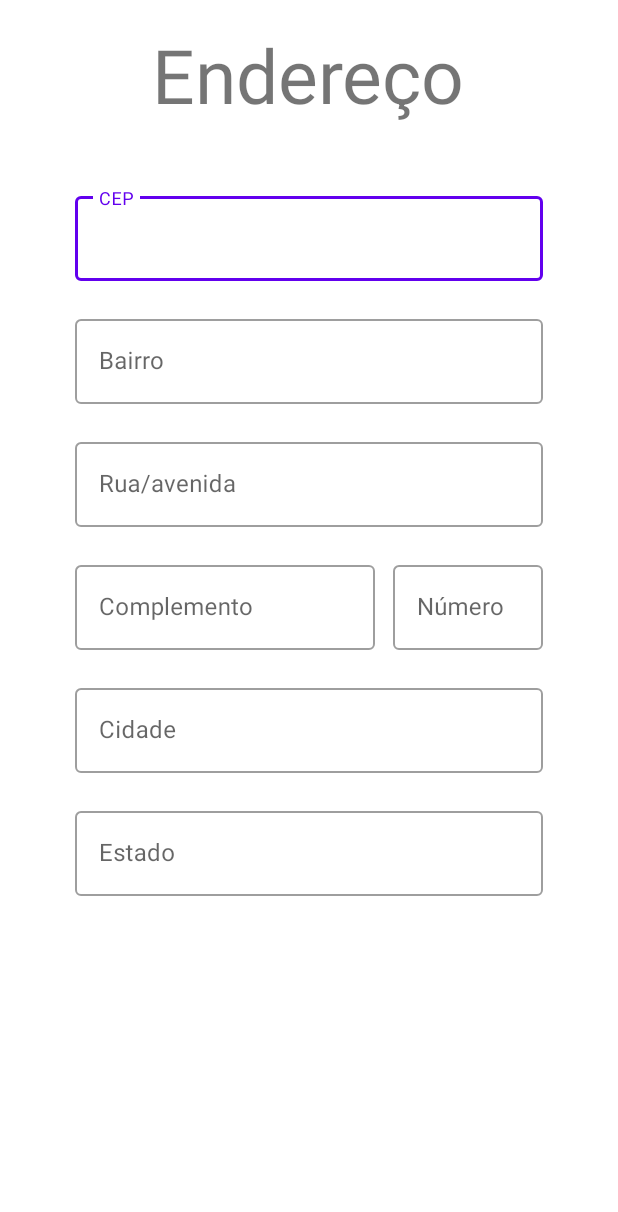
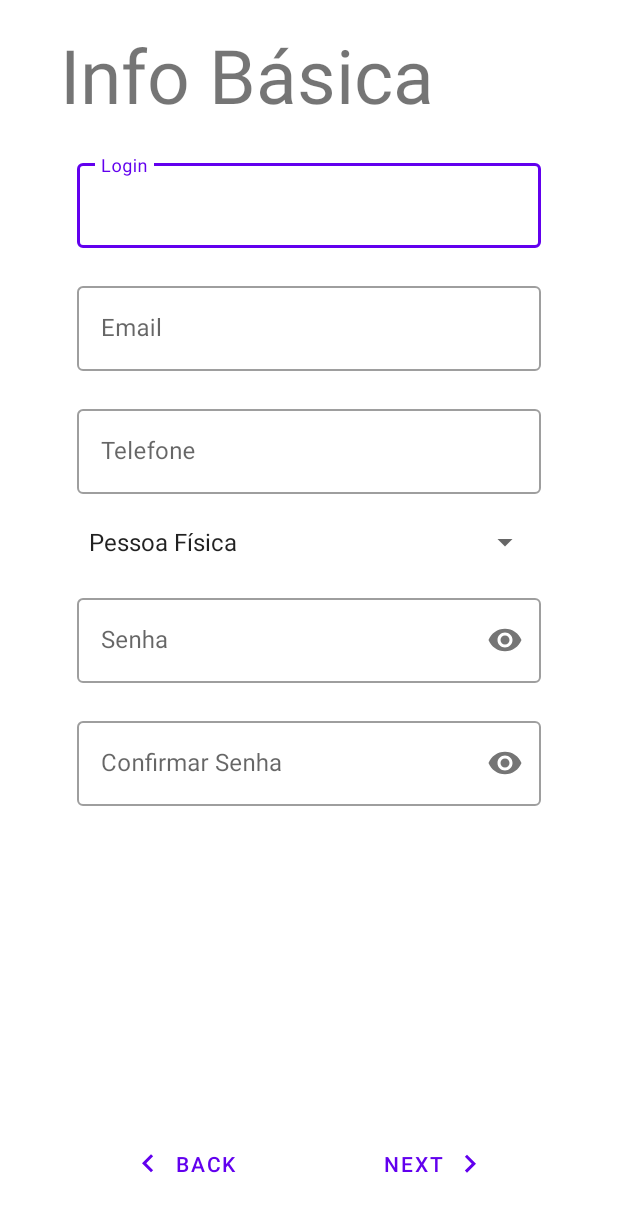
Before and after one commit to Guslucas/donationApp, an Android app: the screen it shows after launch (AddressCadastro before the commit, Cadastro after it), after a tap on "CRIE UMA GRATUITAMENTE.", on a phone screen of 412 x 824 dp. Shown: the top 1212 px of the screen. Run offline under Robolectric (Android 15) with nearby library versions, the phone set to English and light mode, and no system bars; our stand-ins replace Volley; 2 other taps on this screen came first.

Commit message:
Adicionado navegacao por fragmentos

```diff
--- a/app/build.gradle
+++ b/app/build.gradle
@@ -30,6 +30,7 @@ dependencies {
     implementation 'androidx.constraintlayout:constraintlayout:1.1.3'
     implementation 'androidx.navigation:navigation-fragment:2.2.2'
     implementation 'androidx.navigation:navigation-ui:2.2.2'
+    implementation 'androidx.legacy:legacy-support-v4:1.0.0'
     testImplementation 'junit:junit:4.12'
     androidTestImplementation 'androidx.test.ext:junit:1.1.1'
     androidTestImplementation 'androidx.test.espresso:espresso-core:3.2.0'
--- a/app/src/main/AndroidManifest.xml
+++ b/app/src/main/AndroidManifest.xml
@@ -17,7 +17,7 @@
         <activity android:name=".Cadastro" />
         <activity android:name=".Products" />
         <activity android:name=".BankInformation" />
-        <activity android:name=".AddressCadastro"></activity>
+        <activity android:name=".SignInAddressFragment"></activity>
         <activity
             android:name=".Campaigns"
             android:label="@string/title_activity_campaign"
--- a/app/src/main/java/br/com/faj/project/donationapp/Cadastro.java
+++ b/app/src/main/java/br/com/faj/project/donationapp/Cadastro.java
@@ -1,14 +1,119 @@
 package br.com.faj.project.donationapp;
 
+import android.content.Intent;
 import android.os.Bundle;
+import android.view.View;
+import android.widget.TextView;
 
 import androidx.annotation.Nullable;
 import androidx.appcompat.app.AppCompatActivity;
+import androidx.core.app.ActivityCompat;
+import androidx.fragment.app.Fragment;
+import androidx.fragment.app.FragmentManager;
+import androidx.fragment.app.FragmentTransaction;
+
+import java.util.ArrayList;
+import java.util.HashMap;
+import java.util.List;
+import java.util.Map;
+import java.util.TreeMap;
 
 public class Cadastro extends AppCompatActivity {
+
+    TextView titleTV;
+
+    List<String> titulos = new ArrayList<>();
+    List<Fragment> telas = new ArrayList<>();
+    DonatorType type;
+
+    int telaAtual = 0;
+
+
+
     @Override
     protected void onCreate(@Nullable Bundle savedInstanceState) {
         super.onCreate(savedInstanceState);
-        setContentView(R.layout.cadastro_basic_info);
+        setContentView(R.layout.cadastro);
+
+        SignInBasicInfoFragment basicInfo = new SignInBasicInfoFragment();
+        SignInPersonFragment person = new SignInPersonFragment();
+        SignInCompanyFragment company = new SignInCompanyFragment();
+        SignInAddressFragment address = new SignInAddressFragment();
+
+        titulos.add("Info Básica");
+        telas.add(basicInfo);
+        titulos.add("Pessoa");
+        telas.add(person);
+        titulos.add("Empresa");
+        telas.add(company);
+        titulos.add("Endereço");
+        telas.add(address);
+
+        titleTV = findViewById(R.id.titleTV);
+
+        titleTV.setText((String) titulos.get(telaAtual));
+
+        FragmentManager fm = getSupportFragmentManager();
+        FragmentTransaction ft = fm.beginTransaction();
+        ft.replace(R.id.frameLayout, telas.get(telaAtual));
+        ft.commit();
+
+    }
+
+    public void back(View view) {
+        int proximaTela = 0;
+        if (telaAtual == 0) {
+            finish();
+            return;
+        } else if (telaAtual == telas.size() - 1) {
+            if (type.equals(DonatorType.PERSON)) {
+                proximaTela = 1;
+            }else if (type.equals(DonatorType.COMPANY)) {
+                proximaTela = 2;
+            }
+        } else {
+            proximaTela = 0;
+        }
+
+        FragmentManager fm = getSupportFragmentManager();
+        FragmentTransaction ft = fm.beginTransaction();
+        ft.replace(R.id.frameLayout, telas.get(proximaTela));
+        ft.commit();
+        titleTV.setText(titulos.get(proximaTela));
+        telaAtual = proximaTela;
+    }
+
+    public void next(View view) {
+        int proximaTela = 0;
+        if (telaAtual == 0) {
+            SignInBasicInfoFragment basicInfo = (SignInBasicInfoFragment) telas.get(0);
+            type = basicInfo.getType();
+            if (type.equals(DonatorType.PERSON)) {
+                proximaTela = 1;
+            }else if (type.equals(DonatorType.COMPANY)) {
+                proximaTela = 2;
+            }
+        } else if (telaAtual == telas.size() - 1) {
+            goToCampaigns();
+            return;
+        } else {
+            proximaTela = 3;
+        }
+
+        FragmentManager fm = getSupportFragmentManager();
+        FragmentTransaction ft = fm.beginTransaction();
+        ft.replace(R.id.frameLayout, telas.get(proximaTela));
+        ft.commit();
+
+        titleTV.setText(titulos.get(proximaTela));
+        telaAtual = proximaTela;
+
+    }
+
+    private void goToCampaigns() {
+        Intent i = new Intent(this, Campaigns.class);
+        i.addFlags(Intent.FLAG_ACTIVITY_CLEAR_TOP);
+        startActivity(i);
+        ActivityCompat.finishAffinity(Cadastro.this);
     }
 }
--- /dev/null
+++ b/app/src/main/java/br/com/faj/project/donationapp/DonatorType.java
@@ -0,0 +1,5 @@
+package br.com.faj.project.donationapp;
+
+enum DonatorType {
+    PERSON, COMPANY
+}
--- a/app/src/main/java/br/com/faj/project/donationapp/Login.java
+++ b/app/src/main/java/br/com/faj/project/donationapp/Login.java
@@ -42,7 +42,7 @@ public class Login extends AppCompatActivity {
 
     public void signIn(View view) {
         //Intent i = new Intent(this, Cadastro.class);
-        Intent i = new Intent(this, AddressCadastro.class);
+        Intent i = new Intent(this, Cadastro.class);
         startActivity(i);
     }
 }
--- a/app/src/main/java/br/com/faj/project/donationapp/AddressCadastro.java
+++ b/app/src/main/java/br/com/faj/project/donationapp/SignInAddressFragment.java
@@ -1,12 +1,18 @@
 package br.com.faj.project.donationapp;
 
+import androidx.annotation.NonNull;
+import androidx.annotation.Nullable;
 import androidx.appcompat.app.AppCompatActivity;
+import androidx.fragment.app.Fragment;
 
+import android.animation.FloatArrayEvaluator;
 import android.os.Bundle;
 import android.text.Editable;
 import android.text.TextWatcher;
 import android.util.Log;
+import android.view.LayoutInflater;
 import android.view.View;
+import android.view.ViewGroup;
 import android.widget.EditText;
 
 import com.android.volley.Request;
@@ -22,7 +28,7 @@ import org.json.JSONTokener;
 import java.util.Timer;
 import java.util.TimerTask;
 
-public class AddressCadastro extends AppCompatActivity {
+public class SignInAddressFragment extends Fragment {
 
     EditText cepET;
     EditText cidadeET;
@@ -33,15 +39,20 @@ public class AddressCadastro extends AppCompatActivity {
     private Timer timer = new Timer();
     private final long DELAY = 500;
 
+    @Nullable
     @Override
-    protected void onCreate(Bundle savedInstanceState) {
-        super.onCreate(savedInstanceState);
-        setContentView(R.layout.cadastro_address);
+    public View onCreateView(@NonNull LayoutInflater inflater, @Nullable ViewGroup container, @Nullable Bundle savedInstanceState) {
+        return inflater.inflate(R.layout.cadastro_address, container, false);
+    }
 
-        requestQueue = Volley.newRequestQueue(this);
-        cepET = findViewById(R.id.cepEditText);
-        cidadeET = findViewById(R.id.cidadeEditText);
-        estadoET = findViewById(R.id.estadoEditText);
+    @Override
+    public void onViewCreated(@NonNull View view, @Nullable Bundle savedInstanceState) {
+        super.onViewCreated(view, savedInstanceState);
+
+        requestQueue = Volley.newRequestQueue(this.getContext());
+        cepET = view.findViewById(R.id.cepEditText);
+        cidadeET = view.findViewById(R.id.cidadeEditText);
+        estadoET = view.findViewById(R.id.estadoEditText);
 
         cepET.addTextChangedListener(new TextWatcher() {
             @Override
--- /dev/null
+++ b/app/src/main/java/br/com/faj/project/donationapp/SignInBasicInfoFragment.java
@@ -0,0 +1,36 @@
+package br.com.faj.project.donationapp;
+
+import android.os.Bundle;
+import android.view.LayoutInflater;
+import android.view.View;
+import android.view.ViewGroup;
+import android.widget.Spinner;
+
+import androidx.annotation.NonNull;
+import androidx.annotation.Nullable;
+import androidx.fragment.app.Fragment;
+
+
+public class SignInBasicInfoFragment extends Fragment {
+
+    Spinner typeSpinner;
+
+    @Nullable
+    @Override
+    public View onCreateView(@NonNull LayoutInflater inflater, @Nullable ViewGroup container, @Nullable Bundle savedInstanceState) {
+        return inflater.inflate(R.layout.cadastro_basic_info, container, false);
+    }
+
+    @Override
+    public void onViewCreated(@NonNull View view, @Nullable Bundle savedInstanceState) {
+        super.onViewCreated(view, savedInstanceState);
+        typeSpinner = view.findViewById(R.id.spinnerJuridicaFisica);
+    }
+
+    public DonatorType getType() {
+        if (typeSpinner.getSelectedItemPosition() == 0) {
+            return DonatorType.PERSON;
+        }
+        return DonatorType.COMPANY;
+    }
+}
--- /dev/null
+++ b/app/src/main/java/br/com/faj/project/donationapp/SignInCompanyFragment.java
@@ -0,0 +1,25 @@
+package br.com.faj.project.donationapp;
+
+import android.os.Bundle;
+import android.view.LayoutInflater;
+import android.view.View;
+import android.view.ViewGroup;
+
+import androidx.annotation.NonNull;
+import androidx.annotation.Nullable;
+import androidx.fragment.app.Fragment;
+
+
+public class SignInCompanyFragment extends Fragment {
+
+    @Nullable
+    @Override
+    public View onCreateView(@NonNull LayoutInflater inflater, @Nullable ViewGroup container, @Nullable Bundle savedInstanceState) {
+        return inflater.inflate(R.layout.cadastro_company, container, false);
+    }
+
+    @Override
+    public void onViewCreated(@NonNull View view, @Nullable Bundle savedInstanceState) {
+        super.onViewCreated(view, savedInstanceState);
+    }
+}
--- /dev/null
+++ b/app/src/main/java/br/com/faj/project/donationapp/SignInPersonFragment.java
@@ -0,0 +1,25 @@
+package br.com.faj.project.donationapp;
+
+import android.os.Bundle;
+import android.view.LayoutInflater;
+import android.view.View;
+import android.view.ViewGroup;
+
+import androidx.annotation.NonNull;
+import androidx.annotation.Nullable;
+import androidx.fragment.app.Fragment;
+
+
+public class SignInPersonFragment extends Fragment {
+
+    @Nullable
+    @Override
+    public View onCreateView(@NonNull LayoutInflater inflater, @Nullable ViewGroup container, @Nullable Bundle savedInstanceState) {
+        return inflater.inflate(R.layout.cadastro_person, container, false);
+    }
+
+    @Override
+    public void onViewCreated(@NonNull View view, @Nullable Bundle savedInstanceState) {
+        super.onViewCreated(view, savedInstanceState);
+    }
+}
--- /dev/null
+++ b/app/src/main/res/drawable/arrow_left_black_24dp.xml
@@ -0,0 +1,9 @@
+<vector xmlns:android="http://schemas.android.com/apk/res/android"
+        android:width="24dp"
+        android:height="24dp"
+        android:viewportWidth="24.0"
+        android:viewportHeight="24.0">
+    <path
+        android:fillColor="#FF000000"
+        android:pathData="M15.41,16.09l-4.58,-4.59 4.58,-4.59L14,5.5l-6,6 6,6z"/>
+</vector>
--- /dev/null
+++ b/app/src/main/res/drawable/arrow_right_black_24dp.xml
@@ -0,0 +1,9 @@
+<vector xmlns:android="http://schemas.android.com/apk/res/android"
+        android:width="24dp"
+        android:height="24dp"
+        android:viewportWidth="24.0"
+        android:viewportHeight="24.0">
+    <path
+        android:fillColor="#FF000000"
+        android:pathData="M8.59,16.34l4.58,-4.59 -4.58,-4.59L10,5.75l6,6 -6,6z"/>
+</vector>
--- /dev/null
+++ b/app/src/main/res/drawable/ripple_effect.xml
@@ -0,0 +1,4 @@
+<?xml version="1.0" encoding="utf-8"?>
+<selector xmlns:android="http://schemas.android.com/apk/res/android">
+
+</selector>
--- /dev/null
+++ b/app/src/main/res/layout/cadastro.xml
@@ -0,0 +1,58 @@
+<?xml version="1.0" encoding="utf-8"?>
+<androidx.constraintlayout.widget.ConstraintLayout xmlns:android="http://schemas.android.com/apk/res/android"
+    xmlns:app="http://schemas.android.com/apk/res-auto"
+    xmlns:tools="http://schemas.android.com/tools"
+    android:layout_width="match_parent"
+    android:layout_height="match_parent">
+
+    <TextView
+        android:id="@+id/titleTV"
+        android:layout_width="wrap_content"
+        android:layout_height="wrap_content"
+        android:layout_marginStart="40dp"
+        android:layout_marginTop="16dp"
+        android:text="@string/cadastro"
+        android:textSize="50sp"
+        app:layout_constraintStart_toStartOf="parent"
+        app:layout_constraintTop_toTopOf="parent" />
+
+    <Button
+        android:id="@+id/backBtn"
+        style="@style/Widget.MaterialComponents.Button.TextButton"
+        android:layout_width="wrap_content"
+        android:layout_height="wrap_content"
+        android:layout_marginBottom="24dp"
+        android:onClick="back"
+        android:text="Back"
+        app:icon="@drawable/arrow_left_black_24dp"
+        app:layout_constraintBottom_toBottomOf="parent"
+        app:layout_constraintEnd_toStartOf="@+id/nextBtn"
+        app:layout_constraintHorizontal_bias="0.5"
+        app:layout_constraintStart_toStartOf="parent" />
+
+    <Button
+        android:id="@+id/nextBtn"
+        style="@style/Widget.MaterialComponents.Button.TextButton"
+        android:layout_width="wrap_content"
+        android:layout_height="wrap_content"
+        android:layout_marginBottom="24dp"
+        android:onClick="next"
+        android:text="Next"
+        app:icon="@drawable/arrow_right_black_24dp"
+        app:iconGravity="end"
+        app:layout_constraintBottom_toBottomOf="parent"
+        app:layout_constraintEnd_toEndOf="parent"
+        app:layout_constraintHorizontal_bias="0.5"
+        app:layout_constraintStart_toEndOf="@+id/backBtn" />
+
+    <FrameLayout
+        android:id="@+id/frameLayout"
+        android:layout_width="409dp"
+        android:layout_height="0dp"
+        android:layout_marginTop="20dp"
+        android:layout_marginBottom="20dp"
+        app:layout_constraintBottom_toTopOf="@+id/backBtn"
+        app:layout_constraintEnd_toEndOf="parent"
+        app:layout_constraintStart_toStartOf="parent"
+        app:layout_constraintTop_toBottomOf="@+id/titleTV" />
+</androidx.constraintlayout.widget.ConstraintLayout>
--- a/app/src/main/res/layout/cadastro_address.xml
+++ b/app/src/main/res/layout/cadastro_address.xml
@@ -3,20 +3,8 @@
     xmlns:app="http://schemas.android.com/apk/res-auto"
     xmlns:tools="http://schemas.android.com/tools"
     android:layout_width="match_parent"
-    android:layout_height="match_parent"
+    android:layout_height="wrap_content"
     tools:context=".Login">
-
-    <TextView
-        android:id="@+id/textView4"
-        android:layout_width="wrap_content"
-        android:layout_height="wrap_content"
-        android:layout_marginTop="16dp"
-        android:text="@string/endereco"
-        android:textSize="50sp"
-        app:layout_constraintEnd_toEndOf="parent"
-        app:layout_constraintHorizontal_bias="0.497"
-        app:layout_constraintStart_toStartOf="parent"
-        app:layout_constraintTop_toTopOf="parent" />
 
     <com.google.android.material.textfield.TextInputLayout
         android:id="@+id/cepInputLayout"
@@ -24,7 +12,6 @@
         android:layout_width="0dp"
         android:layout_height="wrap_content"
         android:layout_marginStart="50dp"
-        android:layout_marginTop="125dp"
         android:layout_marginEnd="50dp"
         android:hint="@string/cep"
         app:layout_constraintEnd_toEndOf="parent"
@@ -153,6 +140,7 @@
         </com.google.android.material.textfield.TextInputEditText>
 
     </com.google.android.material.textfield.TextInputLayout>
+
     <com.google.android.material.textfield.TextInputLayout
         android:id="@+id/estadoInputLayout"
         style="@style/Widget.MaterialComponents.TextInputLayout.OutlinedBox"
@@ -177,6 +165,4 @@
     </com.google.android.material.textfield.TextInputLayout>
 
 
-
-
 </androidx.constraintlayout.widget.ConstraintLayout>
--- a/app/src/main/res/values/strings.xml
+++ b/app/src/main/res/values/strings.xml
@@ -32,4 +32,7 @@
     <string name="telefone">Telefone</string>
     <string name="senha">Senha</string>
     <string name="confirmar_senha">Confirmar Senha</string>
+
+    <!-- TODO: Remove or change this placeholder text -->
+    <string name="hello_blank_fragment">Hello blank fragment</string>
 </resources>
```
Also changed, not shown: app/src/main/res/layout/cadastro_basic_info.xml (+2 -17 lines), app/src/main/res/layout/cadastro_company.xml (+9 -21 lines), app/src/main/res/layout/cadastro_person.xml (+9 -21 lines). Lines whose indentation alone changed are shown as unchanged.
